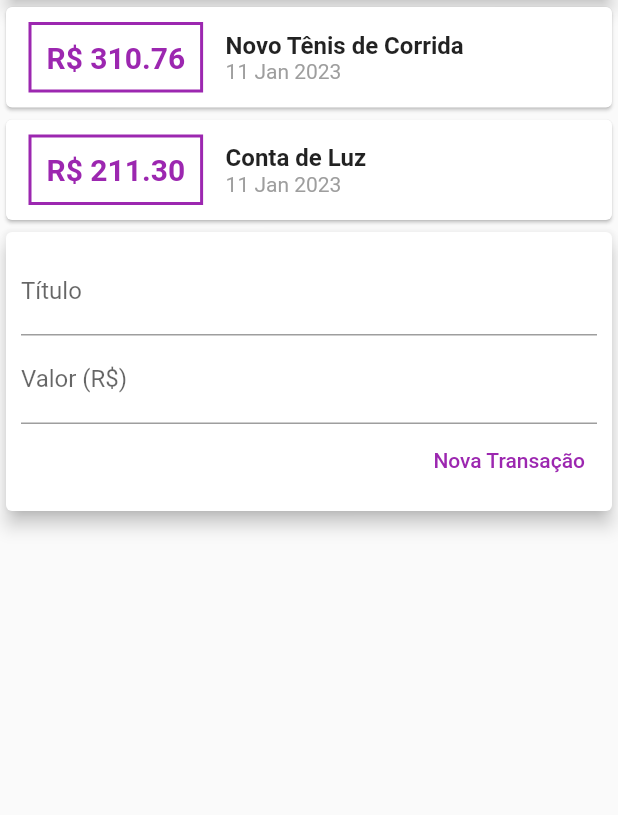
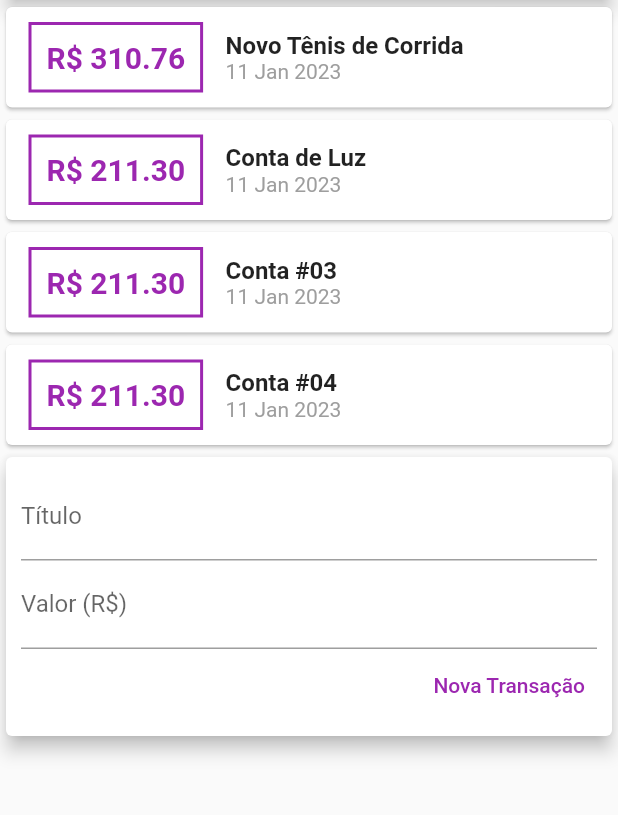
Before and after one commit to fercguerra/despesas_pessoais, a Flutter app: the screen it shows after launch, on a phone screen of 412 x 824 dp, the part 119-934 px from its top. Run offline on Flutter 3.47's test engine with Material 2 defaults, Android fonts, the phone set to English and light mode, and no system bars.

Commit message:
SingleChildScrollView

```diff
--- a/lib/components/transaction_list.dart
+++ b/lib/components/transaction_list.dart
@@ -9,7 +9,10 @@ class TransactionList extends StatelessWidget {
 
   @override
   Widget build(BuildContext context) {
-    return Column(
+    return Container(
+      height: 300,
+      child: SingleChildScrollView(
+        child: Column(
           children: transactions.map((tr) {
             return Card(
               child: Row(
@@ -57,6 +60,8 @@ class TransactionList extends StatelessWidget {
               ),
             );
           }).toList(),
+        ),
+      ),
     );
   }
 }
--- a/lib/components/transaction_user.dart
+++ b/lib/components/transaction_user.dart
@@ -26,6 +26,24 @@ class _TransactionUserState extends State<TransactionUser> {
       value: 211.30,
       date: DateTime.now(),
     ),
+    Transaction(
+      id: 't3',
+      title: 'Conta #03',
+      value: 211.30,
+      date: DateTime.now(),
+    ),
+    Transaction(
+      id: 't4',
+      title: 'Conta #04',
+      value: 211.30,
+      date: DateTime.now(),
+    ),
+    Transaction(
+      id: 't5',
+      title: 'Conta #05',
+      value: 211.30,
+      date: DateTime.now(),
+    ),
   ];
 
   _addTransaction(String title, double value) {
--- a/lib/main.dart
+++ b/lib/main.dart
@@ -16,13 +16,12 @@ class MyHomePage extends StatelessWidget {
 
   @override
   Widget build(BuildContext context) {
-
     return Scaffold(
-
       appBar: AppBar(
         title: const Text('Despesa Pessoais'),
       ),
-      body: Column(
+      body: SingleChildScrollView(
+        child: Column(
           crossAxisAlignment: CrossAxisAlignment.stretch,
           children: const [
             SizedBox(
@@ -35,6 +34,7 @@ class MyHomePage extends StatelessWidget {
             TransactionUser(),
           ],
         ),
+      ),
     );
   }
 }
```
Lines whose indentation alone changed are shown as unchanged.
